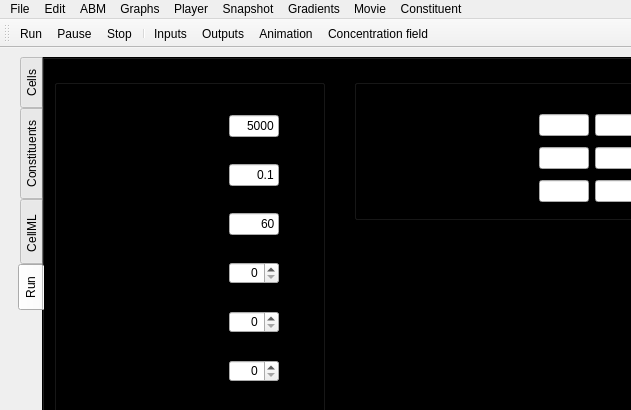
Before: the Qt Designer form GUI/ecell_GUI.ui in gibbogle/ecell-abm, drawn with Qt 5; both pictures show x 0 to 631 and y 0 to 410 of the 1294 by 893 pixel window.
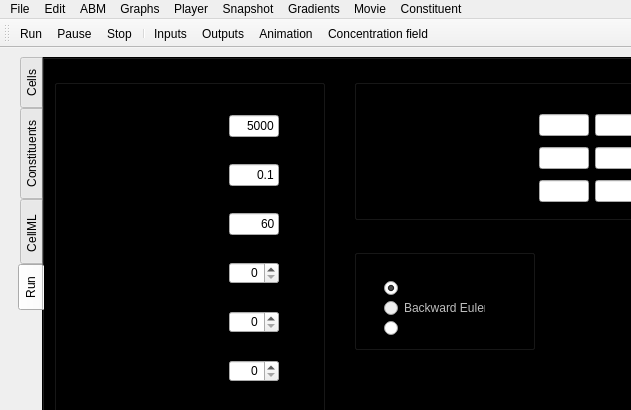
After: the same form once the commit is applied. Icons and pictures are not drawn. Custom widgets are drawn as their Qt base class.

Commit message: G: changed GUI/ecell_GUI.ui G: changed GUI/main.cpp G: changed GUI/mainwindow.cpp G: changed GUI/mainwindow.h G: changed GUI/params.cpp G: changed ellipsoid_dist/driver.c G: changed src/ecell.f90 G: changed src/ellipsoid.f90 G: changed src/global.f90 G: changed src/min_dist_interface.f90 G: changed src/solve.f90

```diff
--- a/GUI/ecell_GUI.ui
+++ b/GUI/ecell_GUI.ui
@@ -1106,7 +1106,7 @@
               <item row="0" column="0">
                <widget class="QMyLabel" name="label_INITIAL_COUNT">
                 <property name="text">
-                 <string>label_INITIAL_COUNT</string>
+                 <string>label_BLOCK_SIZE</string>
                 </property>
                </widget>
               </item>
@@ -1612,6 +1612,89 @@
              </property>
             </widget>
            </widget>
+           <widget class="QGroupBox" name="groupBox_solver">
+            <property name="geometry">
+             <rect>
+              <x>310</x>
+              <y>190</y>
+              <width>181</width>
+              <height>101</height>
+             </rect>
+            </property>
+            <property name="title">
+             <string/>
+            </property>
+            <widget class="QRadioButton" name="rbut_SOLVER_0">
+             <property name="geometry">
+              <rect>
+               <x>30</x>
+               <y>30</y>
+               <width>82</width>
+               <height>18</height>
+              </rect>
+             </property>
+             <property name="text">
+              <string>Explicit</string>
+             </property>
+             <property name="checked">
+              <bool>true</bool>
+             </property>
+             <attribute name="buttonGroup">
+              <string>buttonGroup_solver</string>
+             </attribute>
+            </widget>
+            <widget class="QRadioButton" name="rbut_SOLVER_1">
+             <property name="enabled">
+              <bool>false</bool>
+             </property>
+             <property name="geometry">
+              <rect>
+               <x>30</x>
+               <y>50</y>
+               <width>101</width>
+               <height>18</height>
+              </rect>
+             </property>
+             <property name="text">
+              <string>Backward Euler</string>
+             </property>
+             <property name="checkable">
+              <bool>false</bool>
+             </property>
+             <attribute name="buttonGroup">
+              <string>buttonGroup_solver</string>
+             </attribute>
+            </widget>
+            <widget class="QRadioButton" name="rbut_SOLVER_2">
+             <property name="geometry">
+              <rect>
+               <x>30</x>
+               <y>70</y>
+               <width>82</width>
+               <height>18</height>
+              </rect>
+             </property>
+             <property name="text">
+              <string>Runge-Kutta</string>
+             </property>
+             <attribute name="buttonGroup">
+              <string>buttonGroup_solver</string>
+             </attribute>
+            </widget>
+            <widget class="QMyLabel" name="label_solver">
+             <property name="geometry">
+              <rect>
+               <x>60</x>
+               <y>10</y>
+               <width>46</width>
+               <height>13</height>
+              </rect>
+             </property>
+             <property name="text">
+              <string>Solver</string>
+             </property>
+            </widget>
+           </widget>
           </widget>
          </widget>
         </item>
```
Left out of the diff: 5 changed lines with no effect on the pictures. The commit also changes 10 other files.
